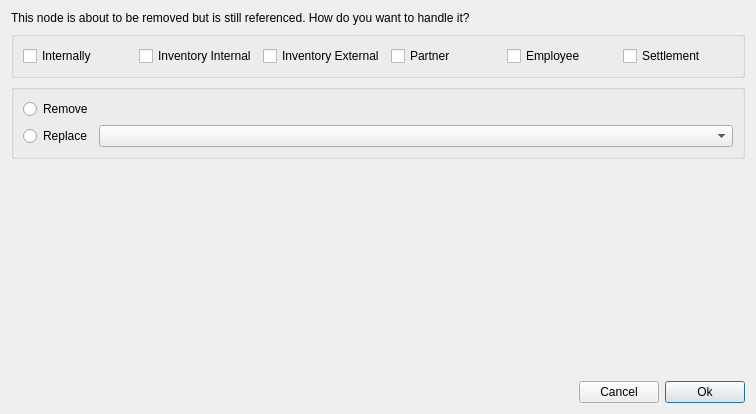
Qt form dialog/removenode/leafremovedialog.ui (ytxerp/ytx-client) before a commit.
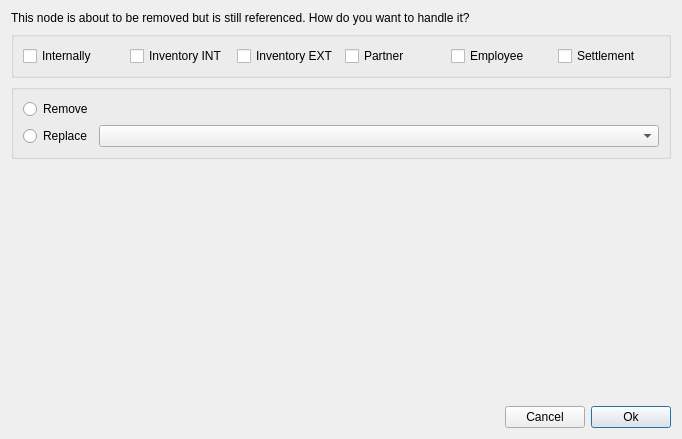
The same form after that commit. Custom widgets are drawn as their Qt base class.

```diff
--- a/dialog/removenode/leafremovedialog.ui
+++ b/dialog/removenode/leafremovedialog.ui
@@ -6,8 +6,8 @@
    <rect>
     <x>0</x>
     <y>0</y>
-    <width>756</width>
-    <height>414</height>
+    <width>682</width>
+    <height>439</height>
    </rect>
   </property>
   <property name="sizePolicy">
@@ -20,6 +20,9 @@
    <string>Remove Node</string>
   </property>
   <layout class="QGridLayout" name="gridLayout_2">
+   <property name="verticalSpacing">
+    <number>-1</number>
+   </property>
    <item row="3" column="0">
     <spacer name="verticalSpacer">
      <property name="orientation">
@@ -65,9 +68,6 @@
    </item>
    <item row="2" column="0" colspan="3">
     <widget class="QGroupBox" name="groupBox">
-     <property name="title">
-      <string/>
-     </property>
      <layout class="QGridLayout" name="gridLayout">
       <item row="0" column="0">
        <widget class="QRadioButton" name="rBtnRemove">
@@ -103,9 +103,6 @@
    </item>
    <item row="1" column="0" colspan="3">
     <widget class="QGroupBox" name="groupBox_2">
-     <property name="title">
-      <string/>
-     </property>
      <layout class="QHBoxLayout" name="horizontalLayout">
       <item>
        <widget class="QCheckBox" name="chkBoxInternally">
@@ -123,7 +120,7 @@
          <string>This internal inventory node is referenced by other sections, e.g., Partner, Sale, Purchase.</string>
         </property>
         <property name="text">
-         <string>Inventory Internal</string>
+         <string>Inventory INT</string>
         </property>
        </widget>
       </item>
@@ -133,7 +130,7 @@
          <string>This external inventory node is referenced by other sections, e.g., Partner, Sale, Purchase.</string>
         </property>
         <property name="text">
-         <string>Inventory External</string>
+         <string>Inventory EXT</string>
         </property>
        </widget>
       </item>
```
Left out of the diff: 16 changed lines with no effect on the pictures.
